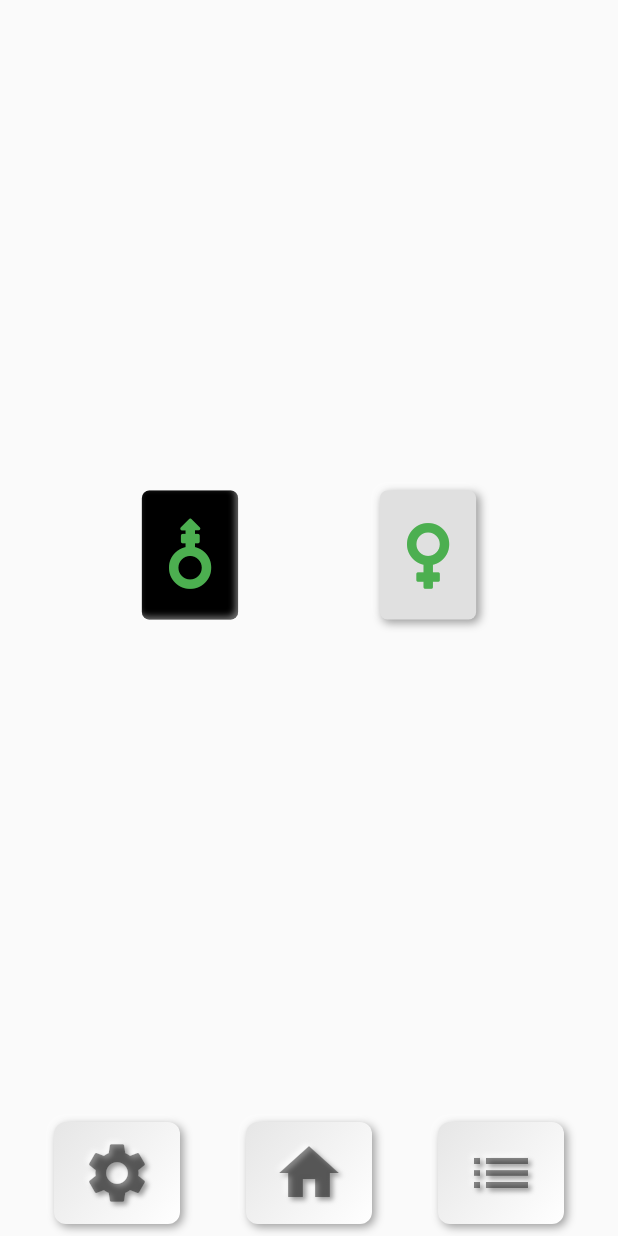
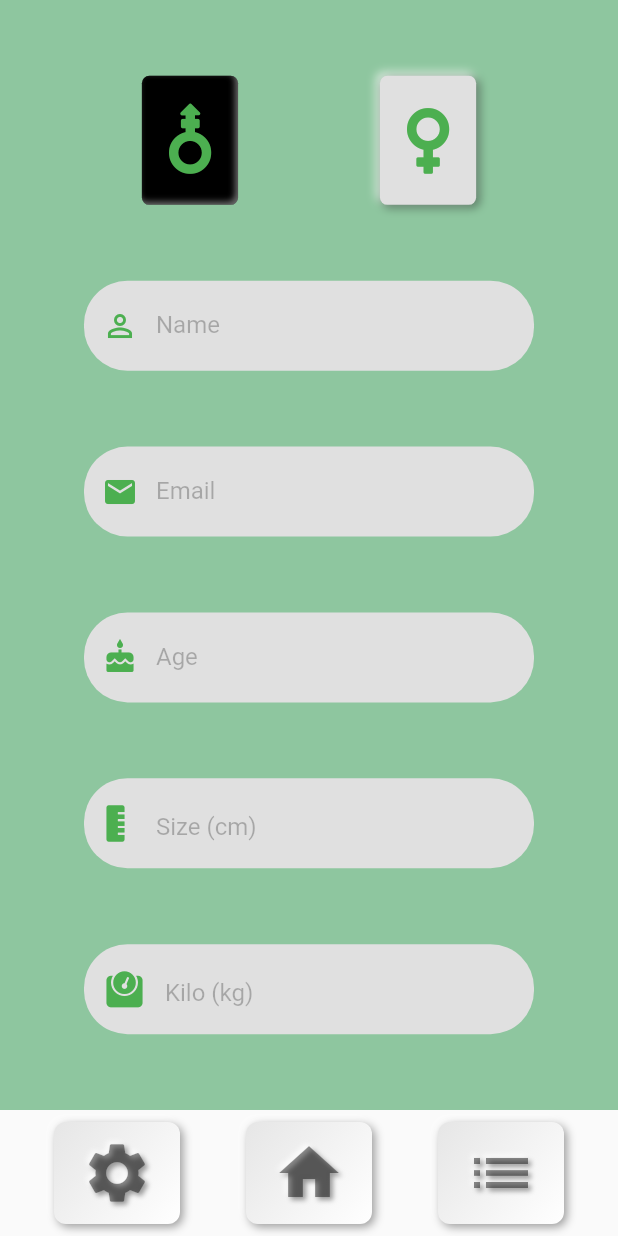
Before and after one commit to ferhatosanoglu/Karatay, a Flutter app: the screen it shows after launch, on a phone screen of 412 x 824 dp. Run offline on Flutter 3.47's test engine with Material 2 defaults, Android fonts, the light colour scheme and no system bars; drawn by our look-alikes of flutter_neumorphic; our stand-ins replace font_awesome_flutter.

Commit message:
feat : creating client info page

```diff
--- a/lib/pages/ClientInfo.dart
+++ b/lib/pages/ClientInfo.dart
@@ -12,6 +12,7 @@ class _ClientInfoState extends State<ClientInfo> {
   @override
   Widget build(BuildContext context) {
     return new Scaffold(
+      backgroundColor: Color.fromRGBO(142, 198, 159, 1),
       body: Column(
         mainAxisAlignment: MainAxisAlignment.spaceEvenly,
         children: [
@@ -50,6 +51,139 @@ class _ClientInfoState extends State<ClientInfo> {
               ),
             ],
           ),
+          Container(
+            height: 60,
+            width: 300,
+            //padding: const EdgeInsets.all(8.0),
+            alignment: Alignment.centerLeft,
+            decoration: BoxDecoration(
+                borderRadius: BorderRadius.circular(29),
+                boxShadow: [
+                  BoxShadow(
+                    color: Colors.grey.shade300,
+                  ),
+                ]),
+            child: TextField(
+              style: TextStyle(
+                color: Colors.black87,
+              ),
+              decoration: InputDecoration(
+                border: InputBorder.none,
+                contentPadding: EdgeInsets.only(top: 14),
+                prefixIcon: Icon(Icons.person_outline, color: Colors.green),
+                hintText: "Name",
+                hintStyle: TextStyle(color: Colors.black26),
+              ),
+            ),
+          ),
+          Container(
+            height: 60,
+            width: 300,
+            //padding: const EdgeInsets.all(8.0),
+            alignment: Alignment.centerLeft,
+            decoration: BoxDecoration(
+                borderRadius: BorderRadius.circular(29),
+                boxShadow: [
+                  BoxShadow(
+                    color: Colors.grey.shade300,
+                  ),
+                ]),
+            child: TextField(
+              style: TextStyle(
+                color: Colors.black87,
+              ),
+              decoration: InputDecoration(
+                border: InputBorder.none,
+                contentPadding: EdgeInsets.only(top: 14),
+                prefixIcon: Icon(Icons.email, color: Colors.green),
+                hintText: 'Email',
+                hintStyle: TextStyle(color: Colors.black26),
+              ),
+            ),
+          ),
+          Container(
+            height: 60,
+            width: 300,
+            //padding: const EdgeInsets.all(8.0),
+            alignment: Alignment.centerLeft,
+            decoration: BoxDecoration(
+                borderRadius: BorderRadius.circular(29),
+                boxShadow: [
+                  BoxShadow(
+                    color: Colors.grey.shade300,
+                  ),
+                ]),
+            child: TextField(
+              style: TextStyle(
+                color: Colors.black87,
+              ),
+              decoration: InputDecoration(
+                border: InputBorder.none,
+                contentPadding: EdgeInsets.only(top: 14),
+                prefixIcon: Icon(Icons.cake, color: Colors.green),
+                hintText: 'Age',
+                hintStyle: TextStyle(color: Colors.black26),
+              ),
+            ),
+          ),
+          Container(
+            height: 60,
+            width: 300,
+            //padding: const EdgeInsets.all(8.0),
+            alignment: Alignment.centerLeft,
+            decoration: BoxDecoration(
+                borderRadius: BorderRadius.circular(29),
+                boxShadow: [
+                  BoxShadow(
+                    color: Colors.grey.shade300,
+                  ),
+                ]),
+            child: TextField(
+              style: TextStyle(
+                color: Colors.black87,
+              ),
+              decoration: InputDecoration(
+                border: InputBorder.none,
+                contentPadding: EdgeInsets.only(top: 20),
+                prefixIcon: Padding(
+                  padding: const EdgeInsets.all(15.0),
+                  child: FaIcon(FontAwesomeIcons.rulerVertical,
+                      color: Colors.green),
+                ),
+                hintText: 'Size (cm)',
+                hintStyle: TextStyle(color: Colors.black26),
+              ),
+            ),
+          ),
+          Container(
+            height: 60,
+            width: 300,
+            //padding: const EdgeInsets.all(8.0),
+            alignment: Alignment.centerLeft,
+            decoration: BoxDecoration(
+                borderRadius: BorderRadius.circular(29),
+                boxShadow: [
+                  BoxShadow(
+                    color: Colors.grey.shade300,
+                  ),
+                ]),
+            child: TextField(
+              keyboardType: TextInputType.visiblePassword,
+              style: TextStyle(
+                color: Colors.black87,
+              ),
+              decoration: InputDecoration(
+                border: InputBorder.none,
+                contentPadding: EdgeInsets.only(top: 20),
+                prefixIcon: Padding(
+                  padding: const EdgeInsets.all(15.0),
+                  child: FaIcon(FontAwesomeIcons.weight, color: Colors.green),
+                ),
+                hintText: 'Kilo (kg)',
+                hintStyle: TextStyle(color: Colors.black26),
+              ),
+            ),
+          ),
         ],
       ),
     );
```
